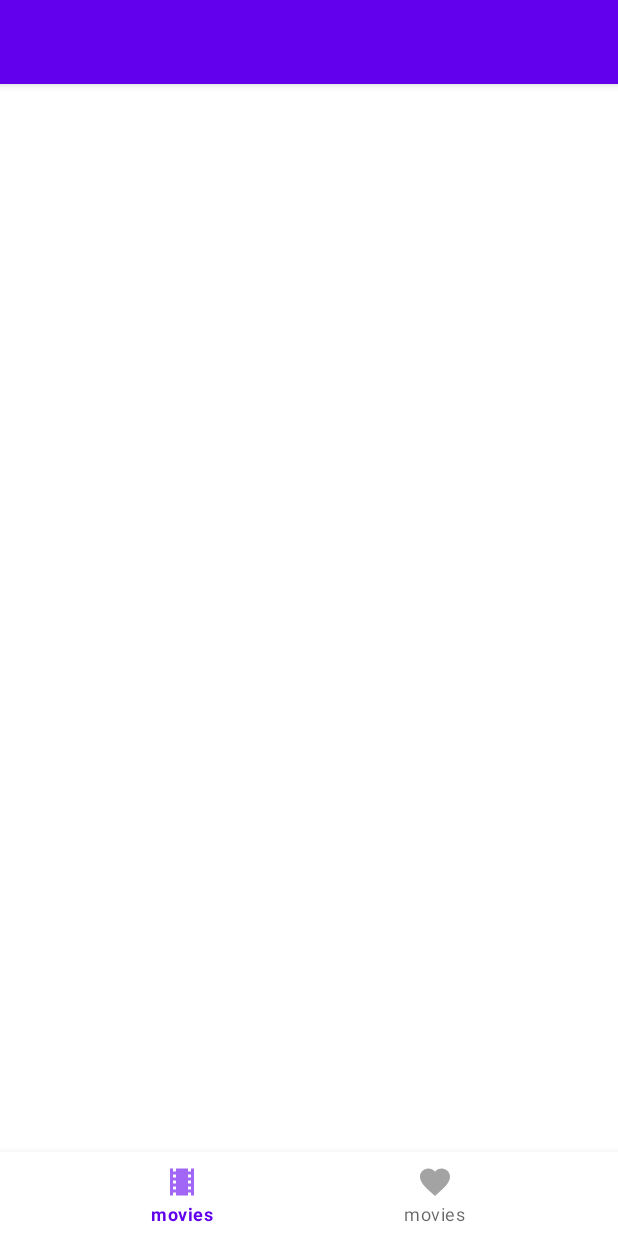
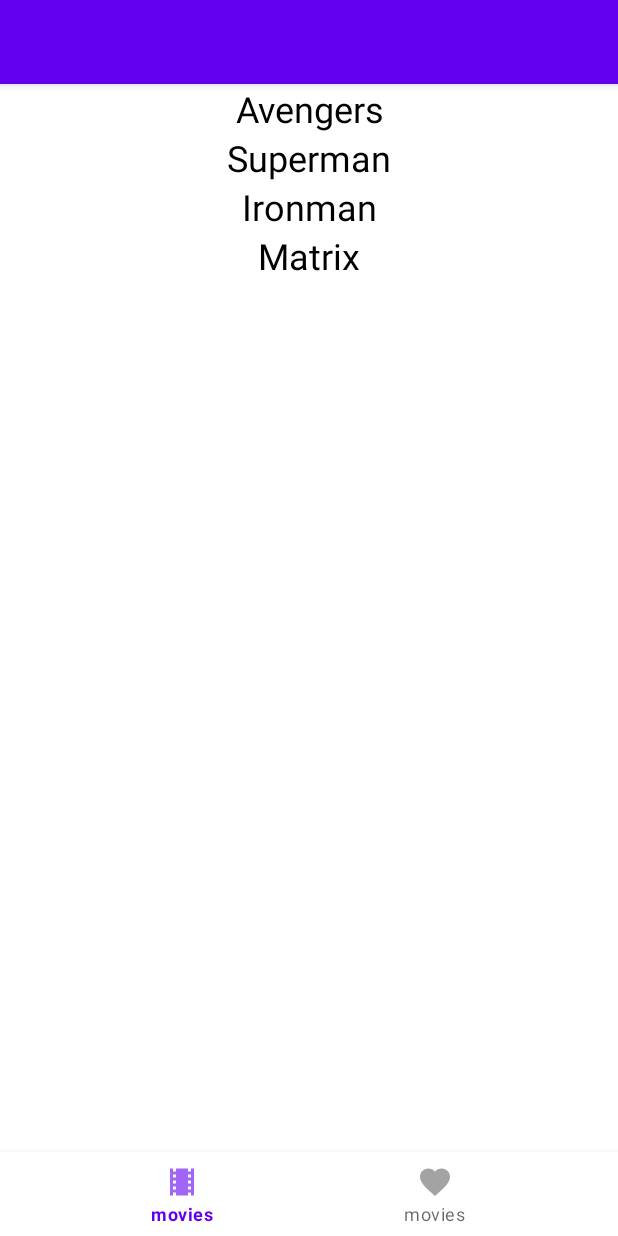
Before and after one commit to St1ve/movie-reviewer, an Android app: the screen it shows after launch (MainActivity), on a phone screen of 412 x 824 dp. Run offline under Robolectric (Android 15) with nearby library versions, the phone set to English and light mode, and no system bars; our stand-ins replace navigation-ui.

```diff
--- /dev/null
+++ b/app/src/main/java/com/razdyakonov/movie_reviewer/movie/model/Movie.kt
@@ -0,0 +1,3 @@
+package com.razdyakonov.movie_reviewer.movie.model
+
+data class Movie(val id: Int, val name: String)
--- /dev/null
+++ b/app/src/main/java/com/razdyakonov/movie_reviewer/movie/recyclerview/MovieAdapter.kt
@@ -0,0 +1,30 @@
+package com.razdyakonov.movie_reviewer.movie.recyclerview
+
+import android.view.LayoutInflater
+import android.view.ViewGroup
+import androidx.recyclerview.widget.DiffUtil
+import androidx.recyclerview.widget.ListAdapter
+import com.razdyakonov.movie_reviewer.R
+import com.razdyakonov.movie_reviewer.movie.model.Movie
+
+class MovieAdapter(
+    private val layoutInflater: LayoutInflater
+) : ListAdapter<Movie, MovieViewHolder>(DiffCallback()) {
+
+    override fun onCreateViewHolder(parent: ViewGroup, viewType: Int): MovieViewHolder {
+        val view = layoutInflater.inflate(R.layout.item_movie, parent, false)
+        return MovieViewHolder(view)
+    }
+
+    override fun onBindViewHolder(holder: MovieViewHolder, position: Int) {
+        val item = getItem(position)
+        holder.nameTextView.text = item.name
+    }
+}
+
+private class DiffCallback : DiffUtil.ItemCallback<Movie>() {
+    override fun areItemsTheSame(oldItem: Movie, newItem: Movie): Boolean = oldItem.id == newItem.id
+
+    override fun areContentsTheSame(oldItem: Movie, newItem: Movie): Boolean =
+        oldItem == newItem
+}
--- /dev/null
+++ b/app/src/main/java/com/razdyakonov/movie_reviewer/movie/recyclerview/MovieViewHolder.kt
@@ -0,0 +1,10 @@
+package com.razdyakonov.movie_reviewer.movie.recyclerview
+
+import android.view.View
+import android.widget.TextView
+import androidx.recyclerview.widget.RecyclerView
+import com.razdyakonov.movie_reviewer.R
+
+class MovieViewHolder(itemView: View) : RecyclerView.ViewHolder(itemView) {
+    val nameTextView: TextView = itemView.findViewById(R.id.movie_name_tv)
+}
--- a/app/src/main/java/com/razdyakonov/movie_reviewer/movie/searchmovies/MovieFragment.kt
+++ b/app/src/main/java/com/razdyakonov/movie_reviewer/movie/searchmovies/MovieFragment.kt
@@ -6,9 +6,14 @@ import android.view.View
 import android.view.ViewGroup
 import androidx.fragment.app.Fragment
 import androidx.lifecycle.ViewModelProvider
+import androidx.recyclerview.widget.LinearLayoutManager
+import androidx.recyclerview.widget.RecyclerView
 import com.razdyakonov.movie_reviewer.R
+import com.razdyakonov.movie_reviewer.movie.model.Movie
+import com.razdyakonov.movie_reviewer.movie.recyclerview.MovieAdapter
 
 class MovieFragment : Fragment() {
+
     override fun onCreateView(
         inflater: LayoutInflater,
         container: ViewGroup?,
@@ -17,8 +22,25 @@ class MovieFragment : Fragment() {
         return inflater.inflate(R.layout.fragment_movie, container, false)
     }
 
-    override fun onCreate(savedInstanceState: Bundle?) {
-        super.onCreate(savedInstanceState)
+    override fun onViewCreated(view: View, savedInstanceState: Bundle?) {
+        val context = requireContext()
         val viewModel = ViewModelProvider(this).get(MovieViewModel::class.java)
+
+        val recyclerView: RecyclerView = view.findViewById(R.id.movie_rv)
+
+        val fakeMovieList = listOf(
+            Movie(id = 0, name = "Avengers"),
+            Movie(id = 1, name = "Superman"),
+            Movie(id = 2, name = "Ironman"),
+            Movie(id = 3, name = "Matrix"),
+        )
+
+        recyclerView.layoutManager = LinearLayoutManager(context).apply {
+            orientation = LinearLayoutManager.VERTICAL
+        }
+
+        val adapter = MovieAdapter(layoutInflater)
+        adapter.submitList(fakeMovieList)
+        recyclerView.adapter = adapter
     }
 }
--- a/app/src/main/res/layout/fragment_movie.xml
+++ b/app/src/main/res/layout/fragment_movie.xml
@@ -6,6 +6,7 @@
     tools:context=".movie.searchmovies.MovieFragment">
 
     <androidx.recyclerview.widget.RecyclerView
+        android:id="@+id/movie_rv"
         android:layout_width="match_parent"
         android:layout_height="wrap_content"
         tools:listitem="@layout/item_movie"
--- a/app/src/main/res/layout/item_movie.xml
+++ b/app/src/main/res/layout/item_movie.xml
@@ -5,6 +5,7 @@
     android:layout_height="wrap_content">
 
     <TextView
+        android:id="@+id/movie_name_tv"
         android:layout_width="0dp"
         android:layout_height="wrap_content"
         android:gravity="center"
@@ -12,6 +13,7 @@
         android:textColor="@color/black"
         android:textSize="24dp"
         app:layout_constraintEnd_toEndOf="parent"
-        app:layout_constraintStart_toStartOf="parent" />
+        app:layout_constraintStart_toStartOf="parent"
+        app:layout_constraintTop_toTopOf="parent" />
 
 </androidx.constraintlayout.widget.ConstraintLayout>
```
